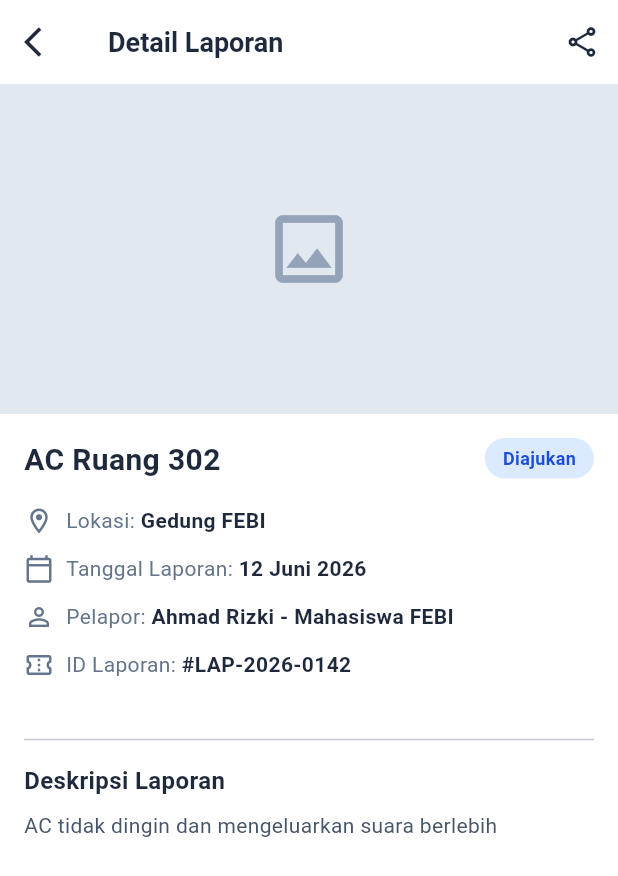
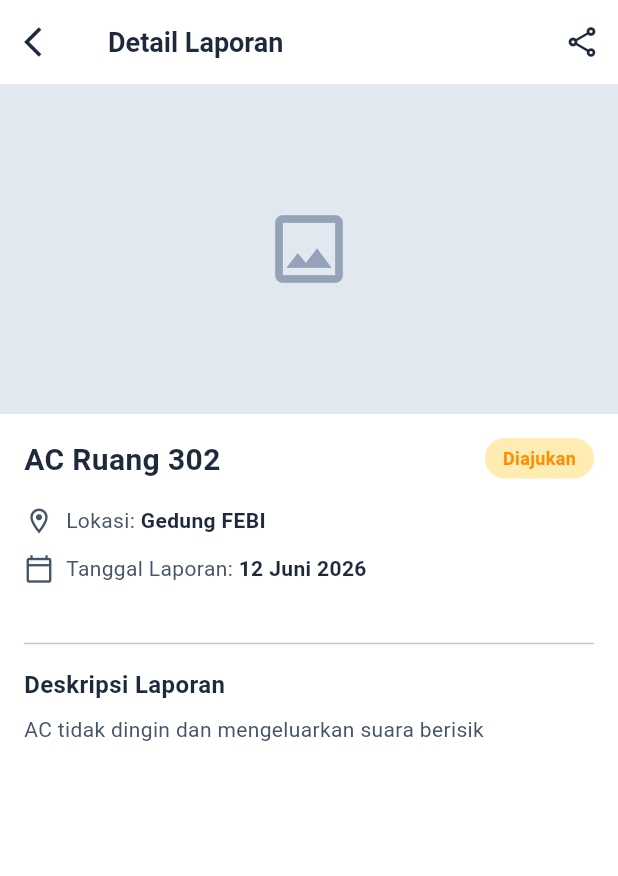
Before and after one commit to keyyy8-unhub/projek_KampusCare, a Flutter app: the DetailLaporanPage screen opened directly, on a phone screen of 412 x 824 dp. Shown: the top 876 px of the screen. Run offline on Flutter 3.47's test engine with Material 3 defaults, Android fonts, the phone set to English and light mode, and no system bars.

Commit message:
memperbaiki detail laporan dan transisi dari riwayat ke detail laporan

```diff
--- a/lib/pages/detail_laporan.dart
+++ b/lib/pages/detail_laporan.dart
@@ -1,6 +1,6 @@
 import 'package:flutter/material.dart';
 
-class DetailLaporanPage extends StatefulWidget {
+class DetailLaporanPage extends StatelessWidget {
   final String title;
   final String location;
   final String date;
@@ -13,86 +13,6 @@ class DetailLaporanPage extends StatefulWidget {
     this.date = "12 Juni 2026",
     this.status = "Diajukan",
   });
-
-  @override
-  State<DetailLaporanPage> createState() => _DetailLaporanPageState();
-}
-
-class _DetailLaporanPageState extends State<DetailLaporanPage>
-    with SingleTickerProviderStateMixin {
-  late AnimationController _controller;
-
-  late Animation<double> _imageFade;
-  late Animation<Offset> _headerSlide;
-  late Animation<double> _headerFade;
-  late Animation<Offset> _infoSlide;
-  late Animation<double> _infoFade;
-  late Animation<Offset> _descSlide;
-  late Animation<double> _descFade;
-
-  @override
-  void initState() {
-    super.initState();
-
-    _controller = AnimationController(
-      vsync: this,
-      duration: const Duration(milliseconds: 800),
-    );
-
-    // 1. Transisi Foto (0% - 45%)
-    _imageFade = CurvedAnimation(
-      parent: _controller,
-      curve: const Interval(0.0, 0.45, curve: Curves.easeOut),
-    );
-
-    // 2. Transisi Judul & Badge Status (20% - 65%)
-    _headerFade = CurvedAnimation(
-      parent: _controller,
-      curve: const Interval(0.2, 0.65, curve: Curves.easeOut),
-    );
-    _headerSlide = Tween<Offset>(
-      begin: const Offset(0, 0.15),
-      end: Offset.zero,
-    ).animate(CurvedAnimation(
-      parent: _controller,
-      curve: const Interval(0.2, 0.65, curve: Curves.easeOutCubic),
-    ));
-
-    // 3. Transisi Info Detail (35% - 80%)
-    _infoFade = CurvedAnimation(
-      parent: _controller,
-      curve: const Interval(0.35, 0.80, curve: Curves.easeOut),
-    );
-    _infoSlide = Tween<Offset>(
-      begin: const Offset(0, 0.15),
-      end: Offset.zero,
-    ).animate(CurvedAnimation(
-      parent: _controller,
-      curve: const Interval(0.35, 0.80, curve: Curves.easeOutCubic),
-    ));
-
-    // 4. Transisi Deskripsi Laporan (50% - 100%)
-    _descFade = CurvedAnimation(
-      parent: _controller,
-      curve: const Interval(0.50, 1.0, curve: Curves.easeOut),
-    );
-    _descSlide = Tween<Offset>(
-      begin: const Offset(0, 0.15),
-      end: Offset.zero,
-    ).animate(CurvedAnimation(
-      parent: _controller,
-      curve: const Interval(0.50, 1.0, curve: Curves.easeOutCubic),
-    ));
-
-    // Jalankan animasi saat halaman dibuka
-    _controller.forward();
-  }
-
-  @override
-  void dispose() {
-    _controller.dispose();
-    super.dispose();
-  }
 
   @override
   Widget build(BuildContext context) {
@@ -124,12 +44,8 @@ class _DetailLaporanPageState extends State<DetailLaporanPage>
         child: Column(
           crossAxisAlignment: CrossAxisAlignment.start,
           children: [
-            // Foto Laporan Placeholder dengan FadeTransition & Hero
-            FadeTransition(
-              opacity: _imageFade,
-              child: Hero(
-                tag: 'laporan_image_${widget.title}',
-                child: Container(
+            // Foto Laporan Placeholder
+            Container(
               width: double.infinity,
               height: 220,
               color: const Color(0xFFE2E8F0),
@@ -139,25 +55,19 @@ class _DetailLaporanPageState extends State<DetailLaporanPage>
                 color: Color(0xFF94A3B8),
               ),
             ),
-              ),
-            ),
 
             Padding(
               padding: const EdgeInsets.all(16.0),
               child: Column(
                 crossAxisAlignment: CrossAxisAlignment.start,
                 children: [
-                  // Judul + Badge Status dengan Slide & Fade
-                  SlideTransition(
-                    position: _headerSlide,
-                    child: FadeTransition(
-                      opacity: _headerFade,
-                      child: Row(
+                  // Judul + Badge Status
+                  Row(
                     crossAxisAlignment: CrossAxisAlignment.start,
                     children: [
                       Expanded(
                         child: Text(
-                              widget.title,
+                          title,
                           style: const TextStyle(
                             fontWeight: FontWeight.bold,
                             fontSize: 20,
@@ -166,20 +76,19 @@ class _DetailLaporanPageState extends State<DetailLaporanPage>
                         ),
                       ),
                       const SizedBox(width: 8),
-                          AnimatedContainer(
-                            duration: const Duration(milliseconds: 300),
+                      Container(
                         padding: const EdgeInsets.symmetric(
                           horizontal: 12,
                           vertical: 5,
                         ),
                         decoration: BoxDecoration(
-                              color: const Color(0xFFDBEAFE),
+                          color: Colors.amber.shade100,
                           borderRadius: BorderRadius.circular(20),
                         ),
                         child: Text(
-                              widget.status,
+                          status,
                           style: const TextStyle(
-                                color: Color(0xFF1D4ED8),
+                            color: Color.fromRGBO(255, 143, 0, 1),
                             fontSize: 12,
                             fontWeight: FontWeight.bold,
                           ),
@@ -187,55 +96,26 @@ class _DetailLaporanPageState extends State<DetailLaporanPage>
                       ),
                     ],
                   ),
-                    ),
-                  ),
                   const SizedBox(height: 16),
 
-                  // Info Detail dengan Slide & Fade
-                  SlideTransition(
-                    position: _infoSlide,
-                    child: FadeTransition(
-                      opacity: _infoFade,
-                      child: Column(
-                        children: [
+                  // icon lokasi dan calender
                   _buildInfoRow(
                     Icons.location_on_outlined,
                     "Lokasi",
-                            widget.location,
+                    location,
                   ),
                   _buildInfoRow(
                     Icons.calendar_today_outlined,
                     "Tanggal Laporan",
-                            widget.date,
-                          ),
-                          _buildInfoRow(
-                            Icons.person_outline,
-                            "Pelapor",
-                            "Ahmad Rizki - Mahasiswa FEBI",
-                          ),
-                          _buildInfoRow(
-                            Icons.confirmation_number_outlined,
-                            "ID Laporan",
-                            "#LAP-2026-0142",
-                          ),
-                        ],
-                      ),
-                    ),
+                    date,
                   ),
 
                   const SizedBox(height: 20),
                   const Divider(),
                   const SizedBox(height: 8),
 
-                  // Deskripsi dengan Slide & Fade
-                  SlideTransition(
-                    position: _descSlide,
-                    child: FadeTransition(
-                      opacity: _descFade,
-                      child: const Column(
-                        crossAxisAlignment: CrossAxisAlignment.start,
-                        children: [
-                          Text(
+                  // Deskripsi
+                  const Text(
                     "Deskripsi Laporan",
                     style: TextStyle(
                       fontWeight: FontWeight.bold,
@@ -243,17 +123,13 @@ class _DetailLaporanPageState extends State<DetailLaporanPage>
                       color: Color(0xFF1E293B),
                     ),
                   ),
-                          SizedBox(height: 8),
-                          Text(
-                            "AC tidak dingin dan mengeluarkan suara berlebih",
+                  const SizedBox(height: 8),
+                  const Text(
+                    "AC tidak dingin dan mengeluarkan suara berisik",
                     style: TextStyle(
                       fontSize: 14,
                       color: Color(0xFF475569),
                       height: 1.5,
-                            ),
-                          ),
-                        ],
-                      ),
                     ),
                   ),
 
@@ -273,12 +149,12 @@ class _DetailLaporanPageState extends State<DetailLaporanPage>
       padding: const EdgeInsets.only(bottom: 12.0),
       child: Row(
         children: [
-          Icon(icon, size: 20, color: const Color(0xFF64748B)),
+          Icon(icon, size: 20, color: Color(0xFF475569)),
           const SizedBox(width: 8),
           Text(
             "$label: ",
             style: const TextStyle(
-              color: Color(0xFF64748B),
+              color:Color(0xFF475569),
               fontSize: 14,
             ),
           ),
--- a/lib/pages/riwayat_laporan.dart
+++ b/lib/pages/riwayat_laporan.dart
@@ -1,7 +1,8 @@
 import 'package:flutter/material.dart';
+import 'buat_laporan_mhs.dart';
+import 'detail_laporan.dart'; // Sesuaikan path jika berada di subfolder
 import 'home_page.dart';
 import 'profil_page.dart';
-import 'buat_laporan_mhs.dart';
 
 class RiwayatLaporanPage extends StatefulWidget {
   const RiwayatLaporanPage({super.key});
@@ -93,6 +94,9 @@ class _RiwayatLaporanPageState extends State<RiwayatLaporanPage> {
                   itemBuilder: (context, index) {
                     final item = filteredList[index];
                     final (textColor, bgColor) = _warnaStatus(item.status);
+                    final bool bisaBukaDetail =
+                        index == 0 || item.fasilitas == "AC Ruang 302";
+
                     return _buildReportItem(
                       title: item.fasilitas,
                       location: item.lokasi,
@@ -100,6 +104,21 @@ class _RiwayatLaporanPageState extends State<RiwayatLaporanPage> {
                       status: item.status,
                       statusColor: textColor,
                       statusBg: bgColor,
+                      onTap: bisaBukaDetail
+                          ? () {
+                              Navigator.push(
+                                context,
+                                MaterialPageRoute(
+                                  builder: (_) => DetailLaporanPage(
+                                    title: item.fasilitas,
+                                    location: item.lokasi,
+                                    date: item.waktu,
+                                    status: item.status,
+                                  ),
+                                ),
+                              );
+                            }
+                          : () {},
                     );
                   },
                 );
@@ -186,10 +205,10 @@ class _RiwayatLaporanPageState extends State<RiwayatLaporanPage> {
     required String status,
     required Color statusColor,
     required Color statusBg,
+    required VoidCallback onTap,
   }) {
     return Container(
       margin: const EdgeInsets.only(bottom: 16),
-      padding: const EdgeInsets.all(12),
       decoration: BoxDecoration(
         color: Colors.white,
         borderRadius: BorderRadius.circular(12),
@@ -202,6 +221,13 @@ class _RiwayatLaporanPageState extends State<RiwayatLaporanPage> {
           ),
         ],
       ),
+      child: Material(
+        color: Colors.transparent,
+        child: InkWell(
+          borderRadius: BorderRadius.circular(12),
+          onTap: onTap,
+          child: Padding(
+            padding: const EdgeInsets.all(12),
             child: Row(
               crossAxisAlignment: CrossAxisAlignment.center,
               children: [
@@ -262,6 +288,9 @@ class _RiwayatLaporanPageState extends State<RiwayatLaporanPage> {
                 ),
               ],
             ),
+          ),
+        ),
+      ),
     );
   }
 }
```
Lines whose indentation alone changed are shown as unchanged.
